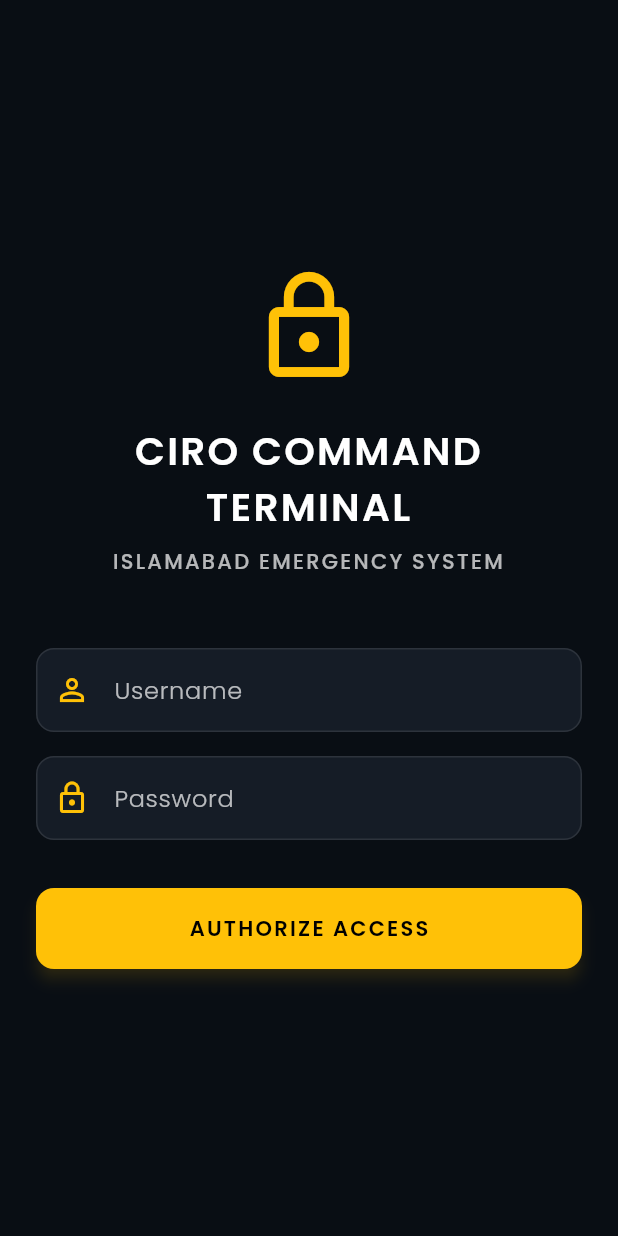
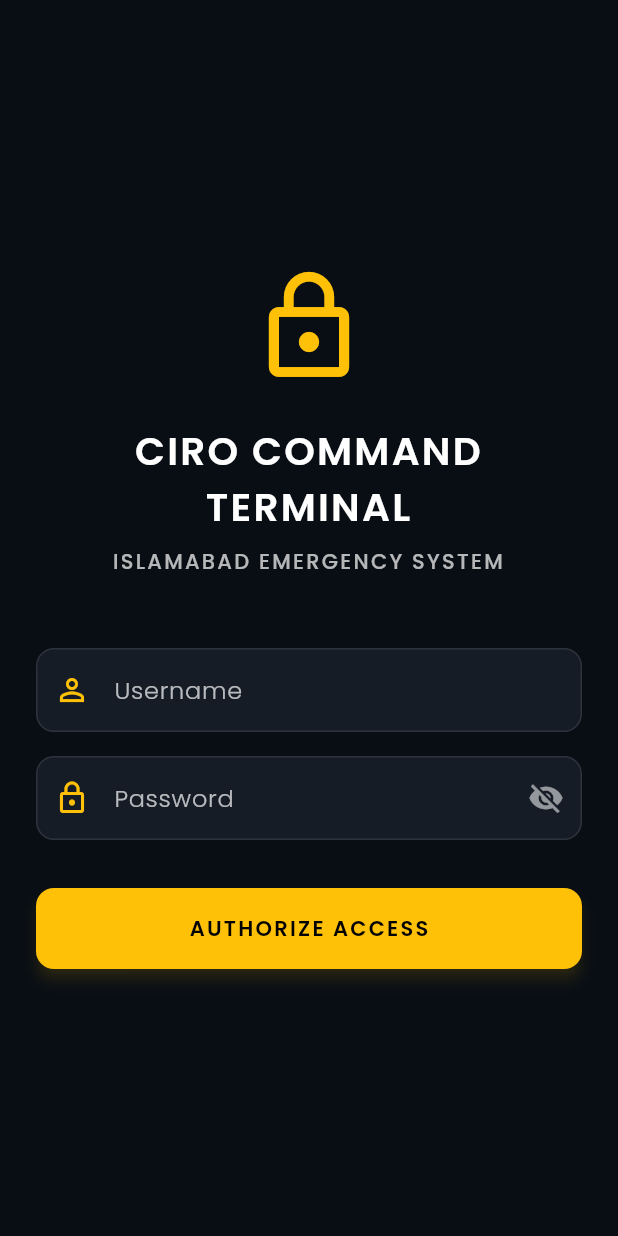
Before and after one commit to Irfan-code-cloud/ciro-agentic-crisis-response, a Flutter app: the screen it shows after launch, on a phone screen of 412 x 824 dp. Run offline on Flutter 3.47's test engine with Material 3 defaults, Android fonts, the phone set to English and light mode, and no system bars; our stand-ins replace flutter_map, google_fonts, latlong2.

Commit message:
UI: Add password visibility toggle to login screen

```diff
--- a/ciro_frontend/lib/main.dart
+++ b/ciro_frontend/lib/main.dart
@@ -1862,6 +1862,7 @@ class _LoginScreenState extends State<LoginScreen> {
   final TextEditingController _usernameController = TextEditingController();
   final TextEditingController _passwordController = TextEditingController();
   bool _isLoading = false;
+  bool _obscurePassword = true;
 
   Future<void> _login() async {
     final String username = _usernameController.text.trim();
@@ -1988,12 +1989,26 @@ class _LoginScreenState extends State<LoginScreen> {
               const SizedBox(height: 16),
               TextField(
                 controller: _passwordController,
-                obscureText: true,
+                obscureText: _obscurePassword,
                 style: GoogleFonts.poppins(color: Colors.white),
                 decoration: InputDecoration(
                   labelText: 'Password',
                   labelStyle: GoogleFonts.poppins(color: Colors.white70, fontWeight: FontWeight.w300),
                   prefixIcon: const Icon(Icons.lock_outline, color: Colors.amber),
+
+                  // <-- NEW: The Eye Icon Button -->
+                  suffixIcon: IconButton(
+                    icon: Icon(
+                      _obscurePassword ? Icons.visibility_off : Icons.visibility,
+                      color: Colors.white54,
+                    ),
+                    onPressed: () {
+                      setState(() {
+                        _obscurePassword = !_obscurePassword;
+                      });
+                    },
+                  ),
+
                   filled: true,
                   fillColor: const Color(0xFF151C26),
                   enabledBorder: OutlineInputBorder(
```
